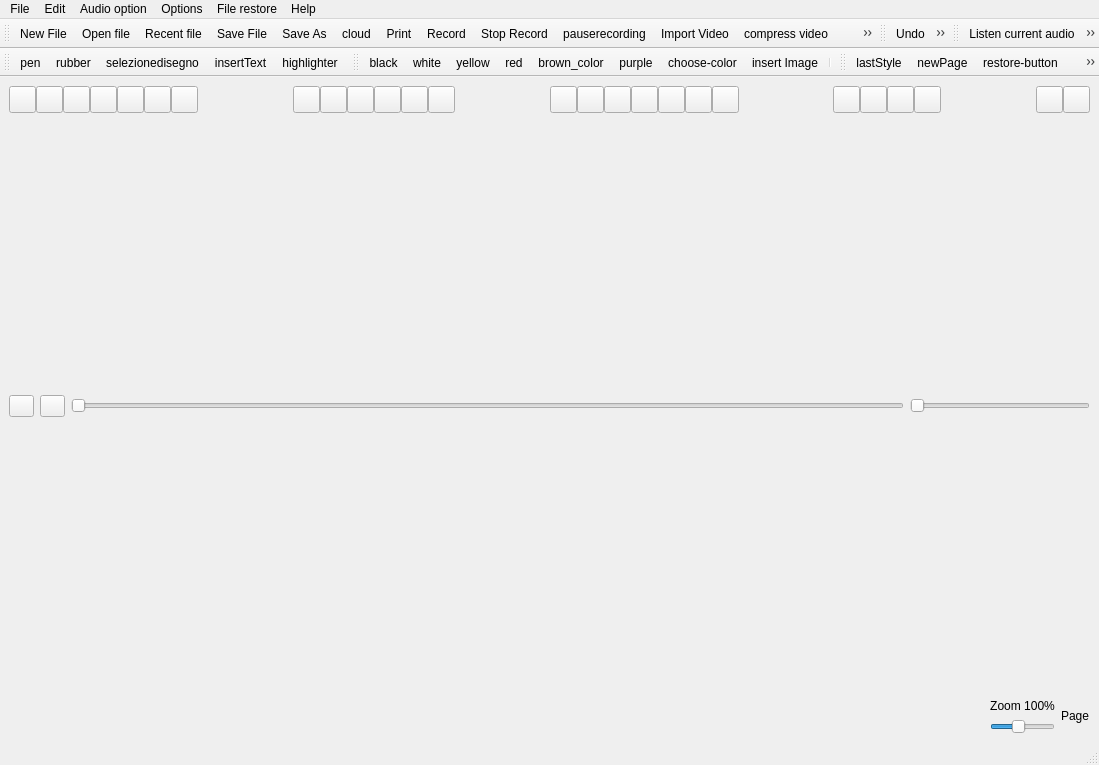
giacomogroppi/writernote-qt, file src/mainwindow.ui: the form before one commit.
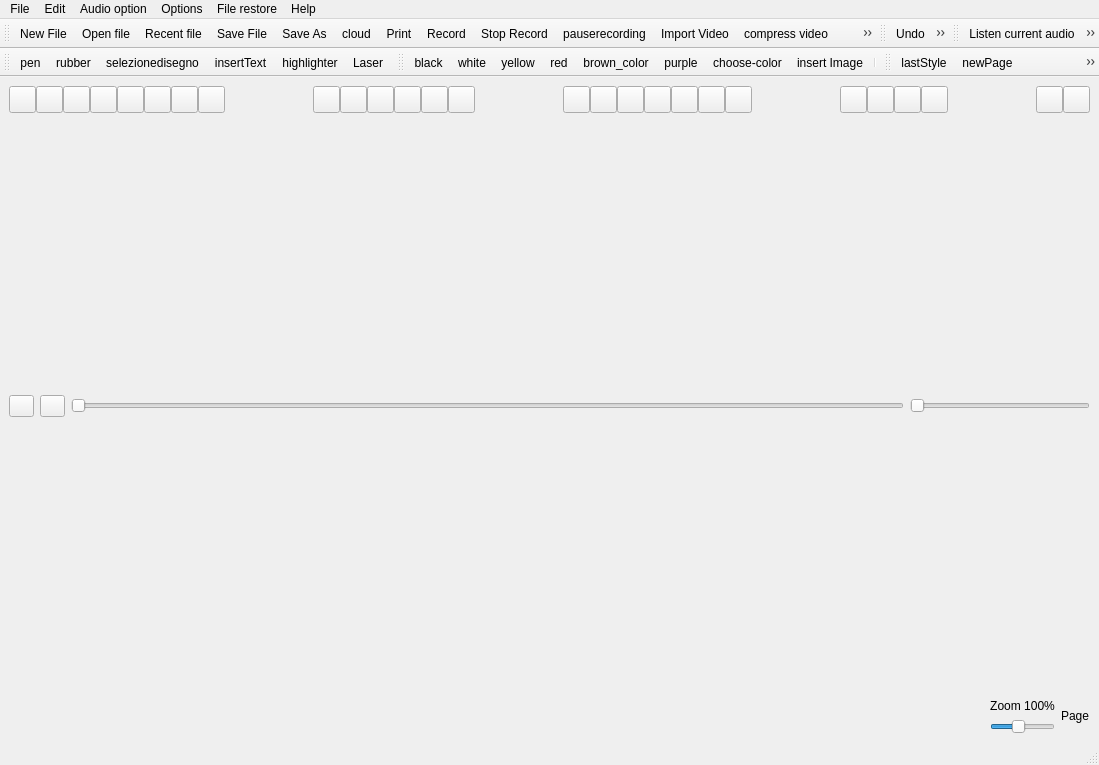
The form after the commit. Icons and pictures are not drawn.

The edit to the form file:
```diff
--- a/src/mainwindow.ui
+++ b/src/mainwindow.ui
@@ -158,6 +158,23 @@
         </property>
        </widget>
       </item>
+      <item>
+       <widget class="QPushButton" name="buttonLaser">
+        <property name="maximumSize">
+         <size>
+          <width>27</width>
+          <height>27</height>
+         </size>
+        </property>
+        <property name="text">
+         <string/>
+        </property>
+        <property name="icon">
+         <iconset resource="../writernote.qrc">
+          <normaloff>:/image/images/laser.png</normaloff>:/image/images/laser.png</iconset>
+        </property>
+       </widget>
+      </item>
       <item>
        <spacer name="horizontalSpacer_button">
         <property name="orientation">
@@ -927,6 +944,7 @@
    <addaction name="actionselezionetext"/>
    <addaction name="actioninsertText"/>
    <addaction name="actionhighlighter"/>
+   <addaction name="actionLaser"/>
   </widget>
   <widget class="QToolBar" name="toolBarcolore">
    <property name="windowTitle">
@@ -1483,6 +1501,15 @@
     <string>Full Screen</string>
    </property>
   </action>
+  <action name="actionLaser">
+   <property name="icon">
+    <iconset resource="../writernote.qrc">
+     <normaloff>:/image/images/laser.png</normaloff>:/image/images/laser.png</iconset>
+   </property>
+   <property name="text">
+    <string>Laser</string>
+   </property>
+  </action>
  </widget>
  <resources>
   <include location="../writernote.qrc"/>
```
Left out of the diff: 2 changed lines with no effect on the pictures.
